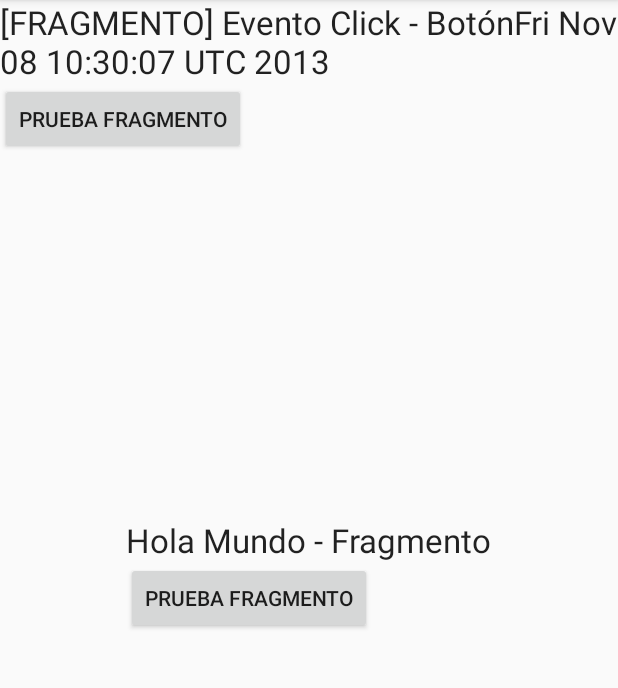
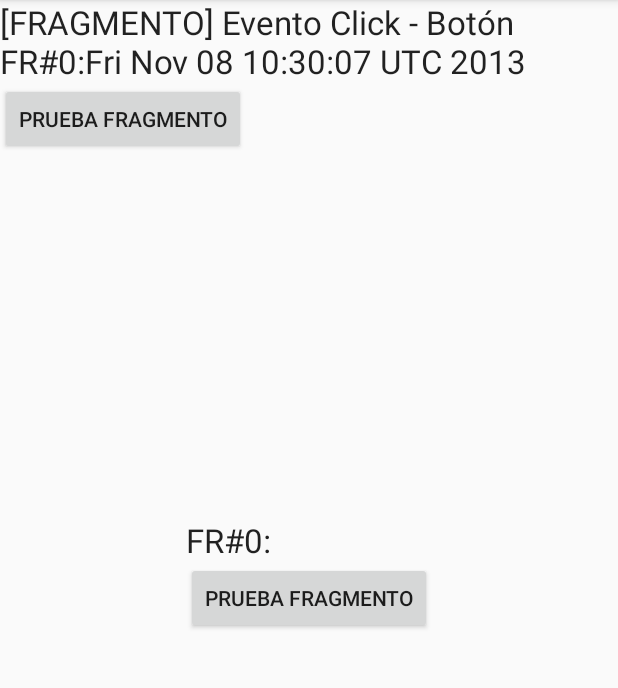
Before and after one commit to Imai-Solutions/CursoOLS6, an Android app: the MainActivity screen opened directly, with no data from a screen before it, after a tap on "PRUEBA FRAGMENTO", on a phone screen of 412 x 824 dp, the part 84-772 px from its top. Run offline under Robolectric (Android 15) with nearby library versions, the phone set to English and light mode, and no system bars; 1 statement that could not run was skipped.

Commit message:
P1 versión 1.0 - Con carga dinámica de fragmentos y backstack

```diff
--- a/P1_Fragmentos/Fragmentos/src/main/AndroidManifest.xml
+++ b/P1_Fragmentos/Fragmentos/src/main/AndroidManifest.xml
@@ -23,9 +23,12 @@
             android:label="@string/titulo_acdf" >
             <intent-filter>
                 <action android:name="android.intent.action.MAIN" />
-
                 <category android:name="android.intent.category.LAUNCHER" />
             </intent-filter>
+        </activity>
+        <activity
+            android:name=".main.PilaFragmentos"
+            android:label="@string/app_name" >
         </activity>
     </application>
 
--- a/P1_Fragmentos/Fragmentos/src/main/java/com/imaisolutions/fragmentos/MiFragmento.java
+++ b/P1_Fragmentos/Fragmentos/src/main/java/com/imaisolutions/fragmentos/MiFragmento.java
@@ -19,6 +19,18 @@ public class MiFragmento extends Fragment  {
     Button btn;
     TextView lblMensaje;
 
+    private static final  String _keyMSJ="KEYMSJ";
+    public  static final  String _paramNUM="KEYNUM";
+    private String msj;
+    private int numFr;
+
+    @Override
+    public void onCreate(Bundle savedInstanceState) {
+        super.onCreate(savedInstanceState);
+        msj = savedInstanceState != null ? savedInstanceState.getString(_keyMSJ):"";
+        numFr = getArguments().getInt(_paramNUM);
+    }
+
     @Override
     public View onCreateView(LayoutInflater inflater, ViewGroup container, Bundle savedInstanceState) {
         View v=inflater.inflate(R.layout.mifragmento, container, false);
@@ -29,11 +41,25 @@ public class MiFragmento extends Fragment  {
         btn.setOnClickListener(new View.OnClickListener() {
             @Override
             public void onClick(View view) {
-                lblMensaje.setText(getResources().getText(R.string.mensaje_fragmento) + new Date().toString());
+                msj=getResources().getText(R.string.mensaje_fragmento) + " FR#" +
+                            numFr +":" +
+                            new Date().toString();
+
+                lblMensaje.setText(msj);
             }
         });
+
+        lblMensaje.setText("FR#" + numFr + ":" +  msj);
 
         return v;
     }
 
+    @Override
+    public void onSaveInstanceState(Bundle outState) {
+        super.onSaveInstanceState(outState);
+        outState.putString(_keyMSJ,msj);
+
+    }
+
+
 }
```
Also changed, not shown: P1_Fragmentos/Fragmentos/src/main/res/menu/menucdf.xml (+14 -1 lines), P1_Fragmentos/Fragmentos/src/main/res/values/strings.xml (+8 -5 lines).
